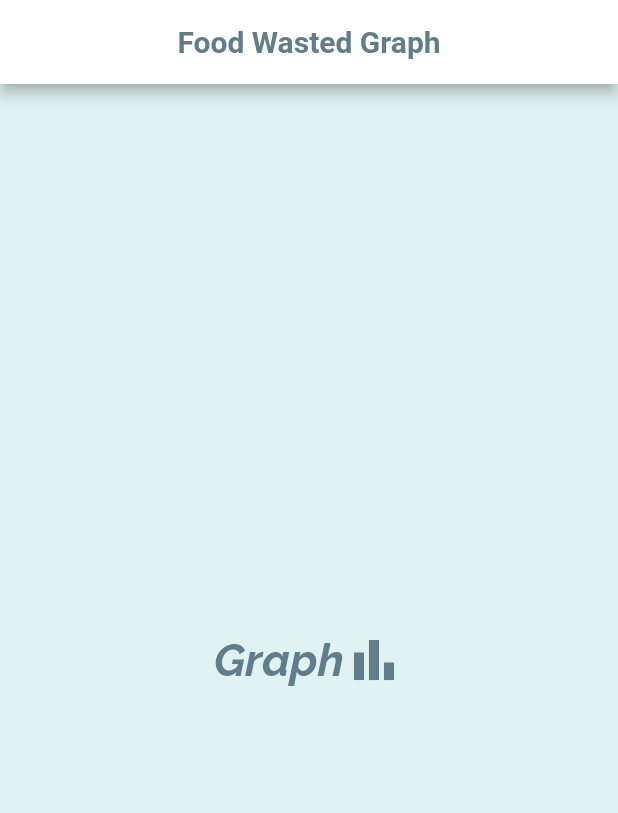
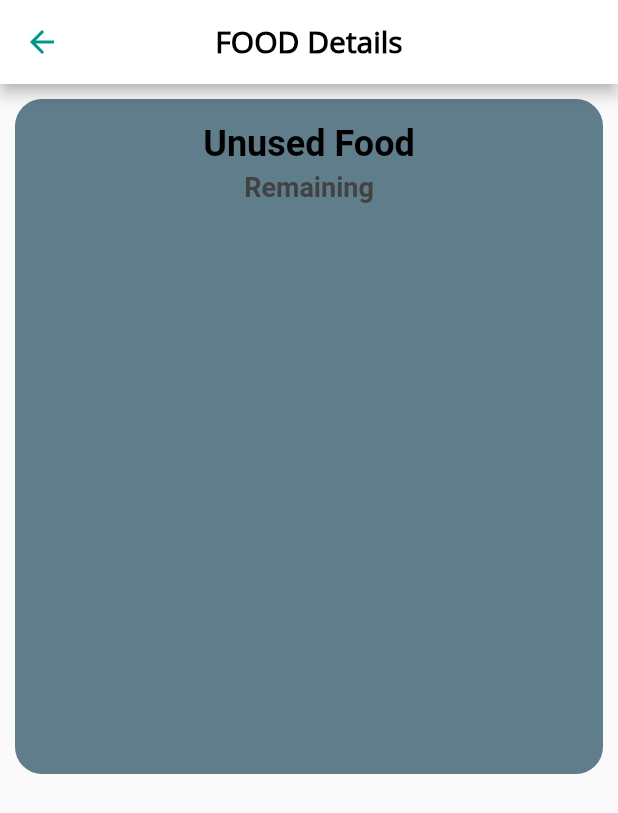
Before and after one commit to pravinbabubaskar/Feed_The_Need, a Flutter app: the graph screen opened directly with empty values, on a phone screen of 412 x 824 dp. Shown: the top 813 px of the screen. Run offline on Flutter 3.47's test engine with Material 2 defaults, Android fonts, the phone set to English and light mode, and no system bars; drawn by our look-alikes of fl_chart; our stand-ins replace cloud_firestore, dio, fancy_bottom_navigation, firebase_auth, firebase_core, firebase_storage and 6 more; missing offline and left inert: dart:ffi, flutter_google_places, flutter_splash_screen, geocoder, google_maps_webservice, upi_pay and 1 more; accounts and stored records are empty; Roboto replaces fonts that are missing (Southern).

Commit message:
bar graph

```diff
--- a/lib/Hotel/Hotel_dashboard/graph.dart
+++ b/lib/Hotel/Hotel_dashboard/graph.dart
@@ -1,6 +1,9 @@
+import 'package:fl_chart/fl_chart.dart';
+import 'package:flutter/animation.dart';
 import 'package:flutter/material.dart';
 import 'package:cloud_firestore/cloud_firestore.dart';
-import 'package:charts_flutter/flutter.dart' as charts;
+//import 'package:charts_flutter/flutter.dart' as charts;
+
 class graph extends StatefulWidget{
   final String _id;
   graph(this._id);
@@ -10,12 +13,10 @@ class graph extends StatefulWidget{
 class graphState extends State<graph>
 {
 
- // Map<dynamic,dynamic> ItemList ;
+  int iftouch;
   List<String> productName =new List();
   List<dynamic> quantity = new List();
-
   CollectionReference collection = FirebaseFirestore.instance.collection('hotel');
-
 
   void getUsersList(String id) async {
     var document =await FirebaseFirestore.instance.collection('hotel').get();
@@ -24,7 +25,8 @@ class graphState extends State<graph>
         print(m.data()['product']);
         for(var values in m.data()['product']){
           productName.add(values['name']);
-          quantity.add(values['quantity']);
+          quantity.add(values['quantity'].toDouble());
+          //temp.add(values['quantity'].toDouble());
         }
 
       }
@@ -37,56 +39,188 @@ class graphState extends State<graph>
   void initState() {
     super.initState();
     getUsersList(widget._id);
+
   }
+
+  BarChartData mainBarData() {
+    return BarChartData(
+      barTouchData: _buildBarTouchData(),
+      titlesData: axesDesign(),
+      borderData: FlBorderData(
+        show: false,
+      ),
+      barGroups: createbars(),
+    );
+  }
+
+
+
+  List<BarChartGroupData> createbars() {
+    return List.generate(
+      quantity.length,
+          (index) => createBar(index, quantity[index],
+          isTouched: index == iftouch),
+    );
+  }
+
+
+
+  BarChartGroupData createBar(
+      int xvalue,
+      double
+       yvalue, {
+        bool isTouched = false,
+      }) {
+    return BarChartGroupData(
+      x: xvalue,
+      barsSpace:2,
+      //borderRadius:3.0,
+      barRods: [
+        BarChartRodData(
+
+          y: isTouched ? yvalue+10: yvalue,
+          colors: isTouched ? [Colors.yellow,Colors.lightGreenAccent,Colors.greenAccent[200],Colors.green[300]] : [Colors.yellow[300]],// : Colors.white,
+          width: 30,
+          backDrawRodData: BackgroundBarChartRodData(
+            show: true,
+            //y: 40,
+            colors:[Colors.grey[300]] ,
+          ),
+        ),
+      ],
+    );
+  }
+
+
+  FlTitlesData axesDesign() {
+    return FlTitlesData(
+      bottomTitles: SideTitles(
+        showTitles: true,
+        /*textStyle: TextStyle(
+          color: Colors.blueGrey,
+          fontWeight: FontWeight.bold,
+          fontSize: 14,
+        ),*/
+        margin: 20,
+        getTitles: (double value) {
+          return productName[value.toInt()];
+        },
+      ),
+     leftTitles: SideTitles(
+        showTitles: false,
+        /*getTitles: (double value) {
+          return value.toString();
+        },*/
+      ),
+    );
+  }
+
+
+
+  BarTouchData _buildBarTouchData() {
+    return BarTouchData(
+      touchTooltipData: BarTouchTooltipData(
+        tooltipBgColor: Colors.grey[200],
+          fitInsideHorizontally:true,
+          fitInsideVertically:true,
+        getTooltipItem: (grp, grpInd, rod, rodIndex) {
+          return BarTooltipItem("Item : "+
+              productName[grp.x.toInt()] + '\n' + "Quantity : "+quantity[grp.x.toInt()].toString(),//(t).toString(),//(rod.y).toString(),
+            TextStyle(color: Colors.black),
+          );
+        },
+      ),
+      touchCallback: (barTouchResponse) {
+        setState(() {
+          if (barTouchResponse.spot != null &&
+              barTouchResponse.touchInput is! FlPanEnd &&
+              barTouchResponse.touchInput is! FlLongPressEnd
+              ) {
+            iftouch = barTouchResponse.spot.touchedBarGroupIndex;
+          } else {
+            iftouch = -1;
+          }
+        });
+      },
+    );
+  }
+
 
 
   Widget build(BuildContext context) {
     return Scaffold(
-      backgroundColor: Colors.teal[50],
-      appBar: AppBar(
-        backgroundColor: Colors.white,
-        title:Text('Food Wasted Graph',
-          style: TextStyle(
-          fontSize: 20.0,
-          fontWeight: FontWeight.bold,
-          fontFamily: 'Southern',
-          color: Colors.blueGrey,
-        ),
-        ),
-        centerTitle: true,
+
+      appBar:AppBar(
+          backgroundColor: Colors.white,
+          title:Text('FOOD Details',style: TextStyle(
+              fontFamily: 'Sans',
+              fontSize: 20,
+              color: Colors.black,
+              fontWeight: FontWeight.bold),
+
+          ),
+          leading: IconButton(
+            icon:Icon(Icons.arrow_back,color: Colors.teal),
+            onPressed: ()
+            {
+              Navigator.pop(context, false);
+            },
+          ),
+          centerTitle: true),
+
+      body:
+       Container(
+      height: 450,
+      decoration: BoxDecoration(
+        borderRadius: BorderRadius.circular(18.0),
+        color:Colors.blueGrey,
       ),
-      body:Center(
+      margin: EdgeInsets.all(10.0),
+      padding: const EdgeInsets.all(16),
+      child:Center(
+      child: Column(
+        //crossAxisAlignment: CrossAxisAlignment.stretch,
+        mainAxisAlignment: MainAxisAlignment.start,
+        children: <Widget>[
+          Text(
+            'Unused Food',
+            style: TextStyle(
+                color: Colors.black,
+                fontSize: 24,
+                fontWeight: FontWeight.bold),
+          ),
+          const SizedBox(
+            height: 4,
+          ),
+          Text(
+            'Remaining',
+            style: TextStyle(
+                color:Colors.grey[800],
+                fontSize: 18,
+                fontWeight: FontWeight.bold),
+          ),
+          const SizedBox(
+            height: 25,
+          ),
+          Expanded(
+            child:
+            Padding(
+              padding: const EdgeInsets.symmetric(horizontal: 8.0),
+              child: BarChart(
+                mainBarData(),
+                swapAnimationDuration: Duration(milliseconds: 400),
+                //AnimatedAlign:anim// Optional
+                //AnimatedContainer:
+                //:Curves.linear,
+                //swapAnimationCurve: Curves.linear,
+              ),
 
-        child:Row(
-
-          mainAxisAlignment: MainAxisAlignment.center,
-          children:[
-            //child:Center(
-            //    child:
-            Text(
-              'Graph',
-              textAlign:TextAlign.center,
-              style: TextStyle(
-                fontSize: 30.0,
-                fontWeight: FontWeight.bold,
-                fontFamily: 'Raleway',
-                color: Colors.blueGrey,
-
-                ),
-                //  textAlign: TextAlign.center
-              ),
-              Icon(
-                Icons.bar_chart,
-                //size: TextAlign.left,
-                size: 40,
-                color: Colors.blueGrey,
-              ),
-              // ),
-            ],
-
-        ),
-
+            ),
+          ),
+        ],
       ),
+      ),
+       ),
     );
     //throw UnimplementedError();
   }
--- a/pubspec.yaml
+++ b/pubspec.yaml
@@ -54,7 +54,7 @@ dependencies:
   circular_countdown_timer: ^0.2.0
   charts_flutter: ^0.10.0
   graphs: ^2.0.0
-
+  fl_chart: ^0.12.0
 
 
 
```
Also changed, not shown: pubspec.lock.
